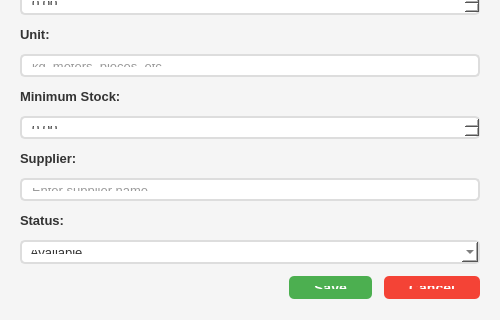
The window that ui/inventory_dialog.ui (SmitProgrammer/TrackMill) describes before a commit, drawn with Qt 5; both pictures show x 0 to 500 and y 180 to 500 of the 500 by 500 pixel window.
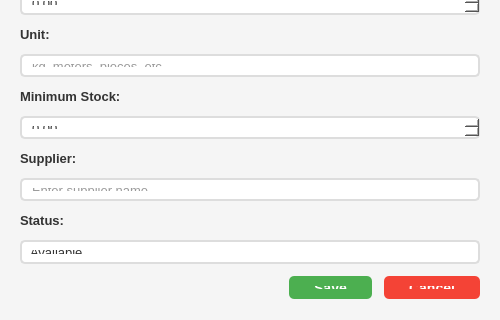
The same window after the commit.

Patch:
```diff
--- a/ui/inventory_dialog.ui
+++ b/ui/inventory_dialog.ui
@@ -36,7 +36,7 @@
     font-weight: bold;
 }
 
-QLineEdit, QTextEdit, QComboBox, QDoubleSpinBox {
+QLineEdit, QTextEdit, QSpinBox, QDoubleSpinBox {
     padding: 8px;
     border: 2px solid #ddd;
     border-radius: 5px;
@@ -49,6 +49,100 @@
     border: 2px solid #2196F3;
 }
 
+QComboBox {
+    padding: 8px;
+    border: 2px solid #ddd;
+    border-radius: 5px;
+    font-size: 13px;
+    background-color: white;
+    color: #333;
+}
+
+QComboBox:focus {
+    border: 2px solid #2196F3;
+}
+
+QComboBox::drop-down {
+    border: none;
+    width: 30px;
+}
+
+QComboBox::down-arrow {
+    image: none;
+    border-left: 5px solid transparent;
+    border-right: 5px solid transparent;
+    border-top: 5px solid #333;
+    margin-right: 10px;
+}
+
+QComboBox QAbstractItemView {
+    background-color: white;
+    color: #333;
+    selection-background-color: #2196F3;
+    selection-color: white;
+    border: 1px solid #ddd;
+}
+
+QDateEdit, QDateTimeEdit {
+    padding: 8px;
+    border: 2px solid #ddd;
+    border-radius: 5px;
+    font-size: 13px;
+    background-color: white;
+    color: #333;
+}
+
+QDateEdit:focus, QDateTimeEdit:focus {
+    border: 2px solid #2196F3;
+}
+
+QDateEdit::drop-down, QDateTimeEdit::drop-down {
+    border: none;
+    width: 30px;
+}
+
+QDateEdit::down-arrow, QDateTimeEdit::down-arrow {
+    image: none;
+    border-left: 5px solid transparent;
+    border-right: 5px solid transparent;
+    border-top: 5px solid #333;
+    margin-right: 10px;
+}
+
+QDateEdit QAbstractItemView, QDateTimeEdit QAbstractItemView {
+    background-color: white;
+    color: #333;
+    selection-background-color: #2196F3;
+    selection-color: white;
+}
+
+QCheckBox {
+    font-size: 13px;
+    color: #333;
+    spacing: 8px;
+}
+
+QCheckBox::indicator {
+    width: 20px;
+    height: 20px;
+    border: 2px solid #ddd;
+    border-radius: 3px;
+    background-color: white;
+}
+
+QCheckBox::indicator:checked {
+    background-color: #2196F3;
+    border-color: #2196F3;
+    image: none;
+}
+
+QCheckBox::indicator:checked:after {
+    content: "✓";
+    color: white;
+    font-size: 16px;
+    font-weight: bold;
+}
+
 QPushButton#btnSave {
     background-color: #4CAF50;
     color: white;
```
Left out of the diff: 2 changed lines with no effect on the pictures.
